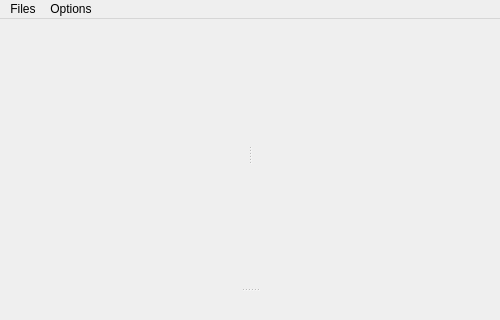
Above: tools/maya/cloth/dynEval/ud/dynEval.ui from snaress/studio before the change; both pictures show x 0 to 500 and y 0 to 320 of the 500 by 560 pixel window. Below: the same form after it.
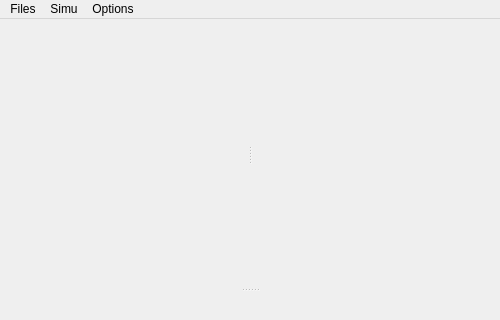
That is the form after the change.

What changed in the file:
```diff
--- a/tools/maya/cloth/dynEval/ud/dynEval.ui
+++ b/tools/maya/cloth/dynEval/ud/dynEval.ui
@@ -110,7 +110,14 @@
     <addaction name="miSetRootPath"/>
     <addaction name="mOpenRootPath"/>
    </widget>
+   <widget class="QMenu" name="mSimu">
+    <property name="title">
+     <string>Simu</string>
+    </property>
+    <addaction name="miLaunchNCloth"/>
+   </widget>
    <addaction name="mFiles"/>
+   <addaction name="mSimu"/>
    <addaction name="mOptions"/>
   </widget>
   <action name="miToolTips">
```
Left out of the diff: 15 changed lines with no effect on the pictures.
